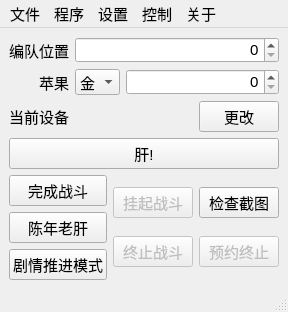
Above: FGO-py/fgoMainWindow.ui from hgjazhgj/FGO-py before the change. Below: the same form after it.
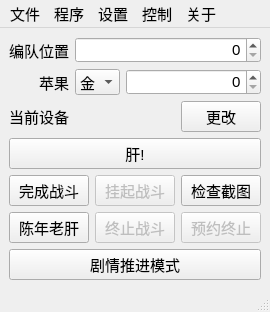
That is the form after the change.

Commit message: move story mode to bottom

What changed in the file:
```diff
--- a/FGO-py/fgoMainWindow.ui
+++ b/FGO-py/fgoMainWindow.ui
@@ -192,19 +192,6 @@
           </property>
          </widget>
         </item>
-        <item>
-         <widget class="QPushButton" name="BTN_STORY">
-          <property name="cursor">
-           <cursorShape>PointingHandCursor</cursorShape>
-          </property>
-          <property name="statusTip">
-           <string>在界面有next的情况下运行来推进剧情</string>
-          </property>
-          <property name="text">
-           <string>剧情推进模式</string>
-          </property>
-         </widget>
-        </item>
        </layout>
       </item>
       <item>
@@ -284,6 +271,19 @@
       </item>
      </layout>
     </item>
+    <item>
+     <widget class="QPushButton" name="BTN_STORY">
+      <property name="cursor">
+       <cursorShape>PointingHandCursor</cursorShape>
+      </property>
+      <property name="statusTip">
+       <string>在界面有next的情况下运行来推进剧情</string>
+      </property>
+      <property name="text">
+       <string>剧情推进模式</string>
+      </property>
+     </widget>
+    </item>
    </layout>
   </widget>
   <widget class="QMenuBar" name="MENU">
```
